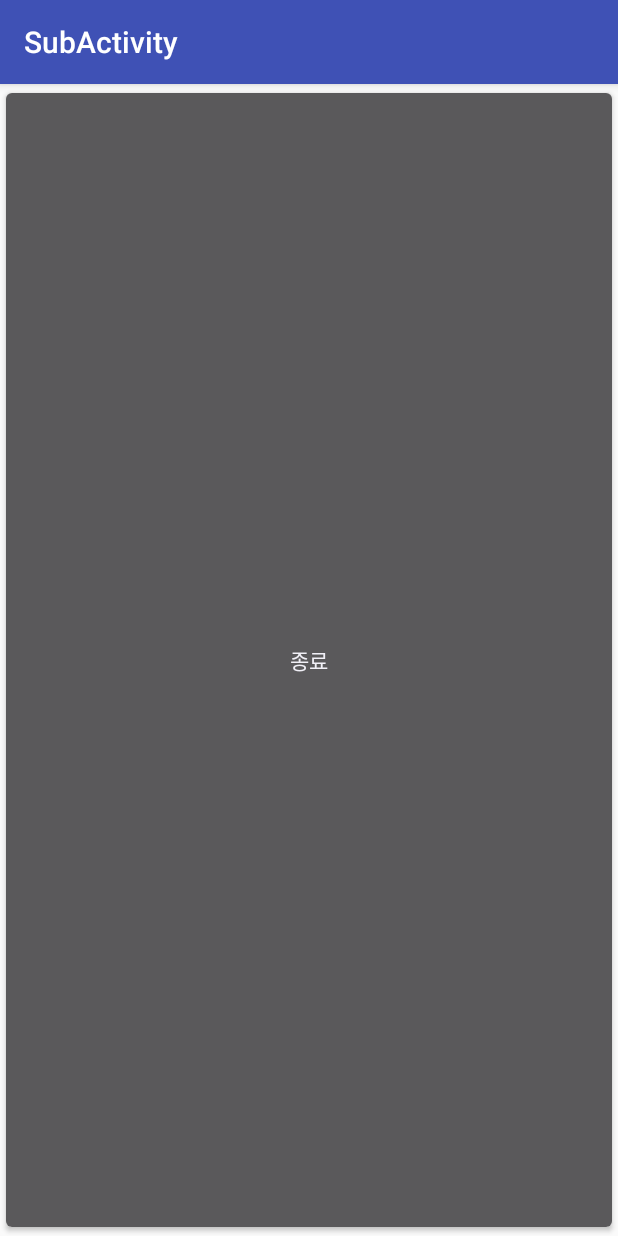
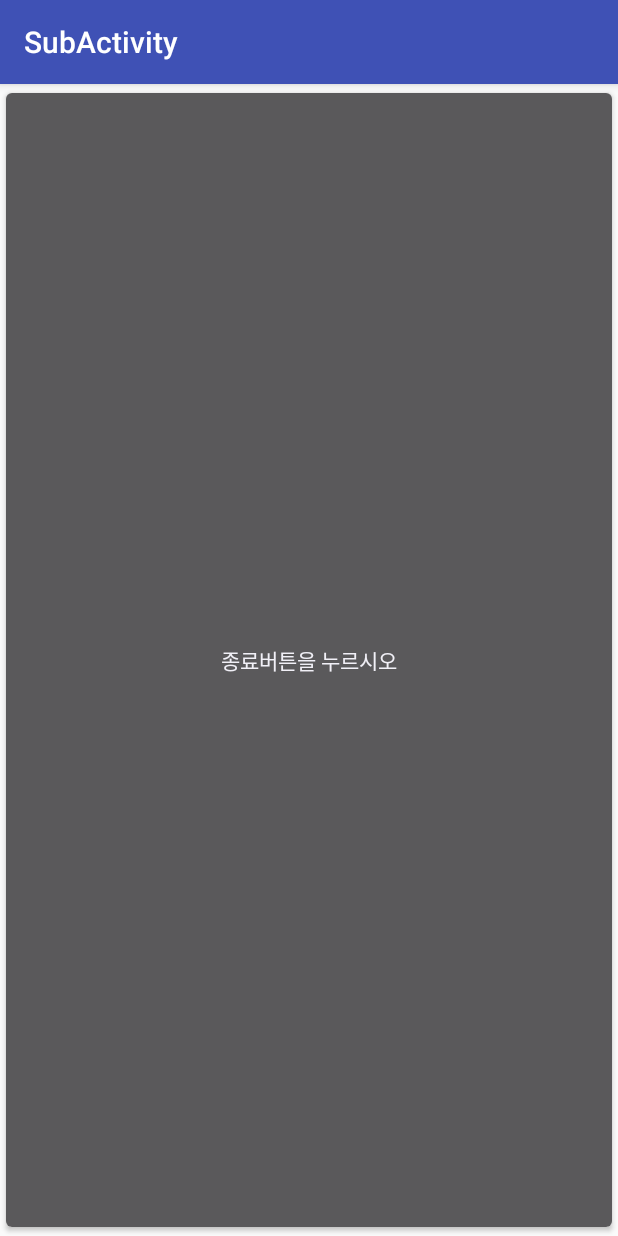
Before and after one commit to jinhobae1/HellowAndroid, an Android app: the SubActivity screen opened directly, with no data from a screen before it, on a phone screen of 412 x 824 dp. Run offline under Robolectric (Android 15) with nearby library versions, the phone set to English and light mode, and no system bars.

Commit message:
Update SubActivity.java
버튼 텍스트 수정

```diff
--- a/app/src/main/java/kr/or/dgit/it/hellowandroid/SubActivity.java
+++ b/app/src/main/java/kr/or/dgit/it/hellowandroid/SubActivity.java
@@ -14,7 +14,7 @@ public class SubActivity extends AppCompatActivity {
 
         setTitle(R.string.subactivity);
         Button btnClose = new Button(getApplicationContext());
-        btnClose.setText("종료");
+        btnClose.setText("종료버튼을 누르시오");
         btnClose.setOnClickListener(new View.OnClickListener() {
             @Override
             public void onClick(View v) {
```
